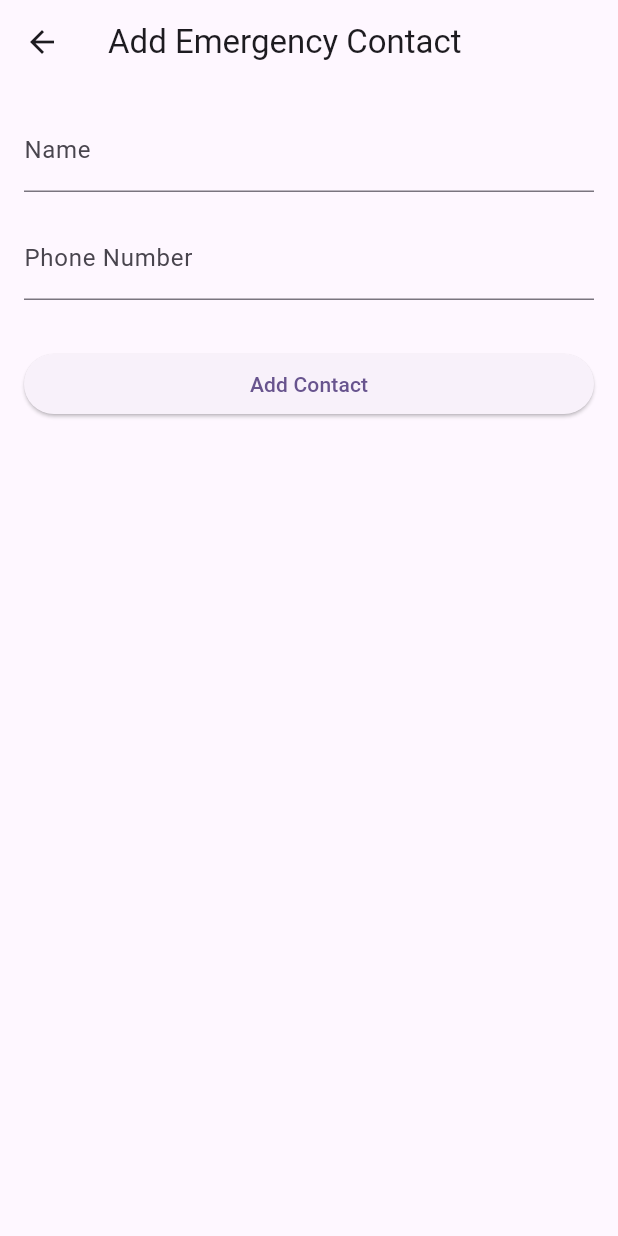
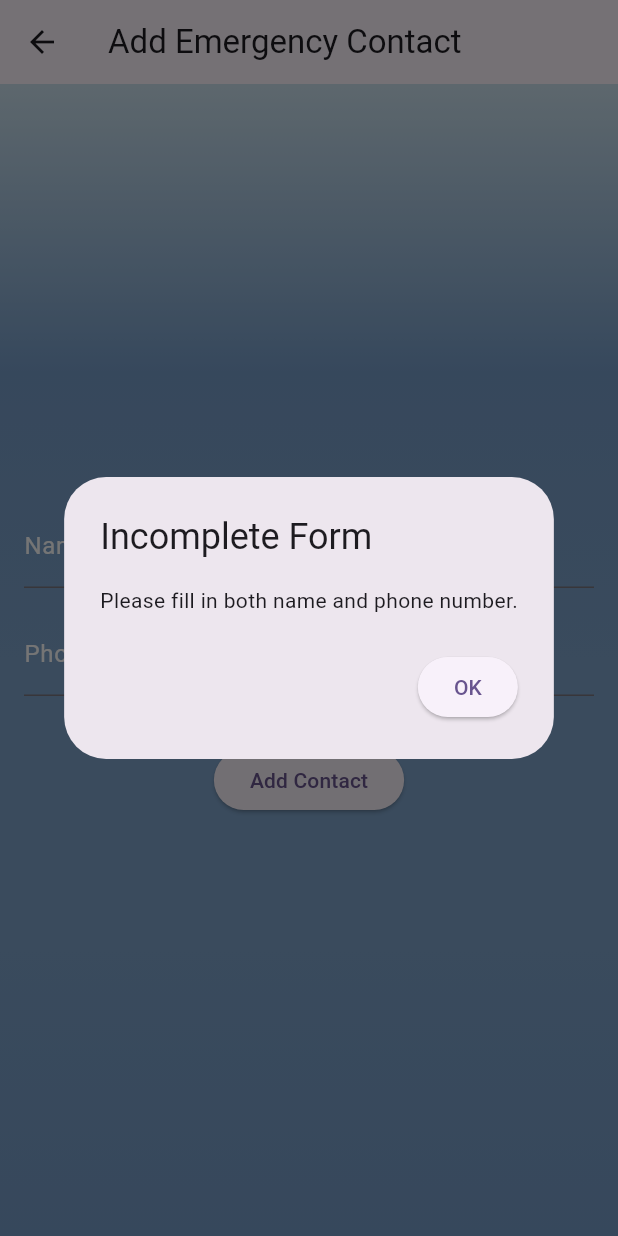
Before and after one commit to adan-s/FYP-Watchful-Eyes, a Flutter app: the AddContact screen opened directly, after a tap on "Add Contact", on a phone screen of 412 x 824 dp. Run offline on Flutter 3.47's test engine with Material 3 defaults, Android fonts, the phone set to English and light mode, and no system bars; our stand-ins replace animated_text_kit, cloud_firestore, file_picker, firebase_auth, firebase_core, firebase_storage and 11 more; missing offline and left inert: background_sms, flutter_animated_button, shake; accounts and stored records are empty; project files that could hold a hidden picture were left out.

Commit message:
Panic Button

```diff
--- a/lib/screens/Addcontact.dart
+++ b/lib/screens/Addcontact.dart
@@ -1,8 +1,7 @@
+import 'package:flutter/material.dart';
 import 'package:firebase_auth/firebase_auth.dart';
-import 'package:flutter/material.dart';
 import 'package:fyp/authentication/EmergencycontactsRepo.dart';
 import 'package:fyp/authentication/authentication_repo.dart';
-
 import '../authentication/models/EmergencyContact.dart';
 
 class AddContact extends StatelessWidget {
@@ -10,17 +9,44 @@ class AddContact extends StatelessWidget {
   final TextEditingController _nameController = TextEditingController();
   final TextEditingController _phoneNumberController = TextEditingController();
 
-  void _addEmergencyContact(String userEmail) async {
+  void _addEmergencyContact(BuildContext context, String userEmail) async {
+    // Validate phone number format
+    if (!_isValidPhoneNumber(_phoneNumberController.text)) {
+      // Show an error message or handle the invalid phone number format
+      showDialog(
+        context: context,
+        builder: (context) => AlertDialog(
+          title: Text('Invalid Phone Number'),
+          content: Text('Please enter a valid phone number format: +923XXXXXXXXX'),
+          actions: [
+            ElevatedButton(
+              onPressed: () {
+                Navigator.pop(context);
+              },
+              child: Text('OK'),
+            ),
+          ],
+        ),
+      );
+      return;
+    }
+
     var contact = EmergencyContact(
       name: _nameController.text,
       phoneNumber: _phoneNumberController.text,
     );
 
     await _contactRepository.addEmergencyContact(userEmail, contact);
-
-    // Clear the input fields after adding the contact
     _nameController.clear();
     _phoneNumberController.clear();
+  }
+
+  bool _isValidPhoneNumber(String phoneNumber) {
+    // Define the regex pattern for the required phone number format
+    RegExp regex = RegExp(r'^\+\d{12}$'); // + followed by 12 digits
+
+    // Check if the phone number matches the pattern
+    return regex.hasMatch(phoneNumber);
   }
 
   @override
@@ -38,33 +64,91 @@ class AddContact extends StatelessWidget {
       appBar: AppBar(
         title: Text('Add Emergency Contact'),
       ),
-      body: Padding(
+      body: Container(
+        decoration: BoxDecoration(
+          gradient: LinearGradient(
+            colors: [
+              Color(0xFFCBE1EE),
+              Color(0xFF769DC9),
+              Color(0xFF7EA3CA),
+              Color(0xFF7EA3CA),
+              Color(0xFF769DC9),
+            ],
+            begin: Alignment.topCenter,
+            end: Alignment.bottomCenter,
+          ),
+        ),
+        child: Padding(
           padding: const EdgeInsets.all(16.0),
           child: Column(
+            mainAxisAlignment: MainAxisAlignment.center, // Center content vertically
             crossAxisAlignment: CrossAxisAlignment.stretch,
             children: [
-            TextField(
+              // Centered TextField for Name
+              Center(
+                child: TextField(
                   controller: _nameController,
-              decoration: InputDecoration(labelText: 'Name'),
+                  decoration: InputDecoration(
+                    labelText: 'Name',
+                    labelStyle: TextStyle(color: Colors.white),
+                  ),
+                  style: TextStyle(color: Colors.white),
+                ),
               ),
               SizedBox(height: 16),
-            TextField(
+              // Centered TextField for Phone Number
+              Center(
+                child: TextField(
                   controller: _phoneNumberController,
-              decoration: InputDecoration(labelText: 'Phone Number'),
+                  decoration: InputDecoration(
+                    labelText: 'Phone Number',
+                    hintText: '+923215722553',
+                    hintStyle: TextStyle(color: Colors.white),
+                    labelStyle: TextStyle(color: Colors.white),
+                    counterText: '', // To hide the character counter
+                  ),
                   keyboardType: TextInputType.phone,
+                  style: TextStyle(color: Colors.white),
+                  maxLength: 13, // Set the maximum length
+                ),
               ),
               SizedBox(height: 32),
+              // Centered ElevatedButton
+        Center(
+          child: ElevatedButton(
+            onPressed: () {
+              if (_nameController.text.isNotEmpty && _phoneNumberController.text.isNotEmpty) {
+                if (userEmail != null) {
+                  _addEmergencyContact(context, userEmail);
+                } else {
+                  // Handle the case when userEmail is null
+                }
+              } else {
+                // Show an error message for incomplete form
+                showDialog(
+                  context: context,
+                  builder: (context) => AlertDialog(
+                    title: Text('Incomplete Form'),
+                    content: Text('Please fill in both name and phone number.'),
+                    actions: [
                       ElevatedButton(
                         onPressed: () {
-                if (userEmail != null) {
-                  _addEmergencyContact(userEmail);
-                } else {
-                  // Handle the case when the user's email is not available
+                          Navigator.pop(context);
+                        },
+                        child: Text('OK'),
+                      ),
+                    ],
+                  ),
+                );
               }
             },
             child: Text('Add Contact'),
           ),
+        ),
+
+
             ],
+          ),
         ),
       ),
     );
```
Also changed, not shown: lib/screens/user-panel.dart (+97 -4 lines), pubspec.yaml (+9 -3 lines), 1 other file. Lines whose indentation alone changed are shown as unchanged.
